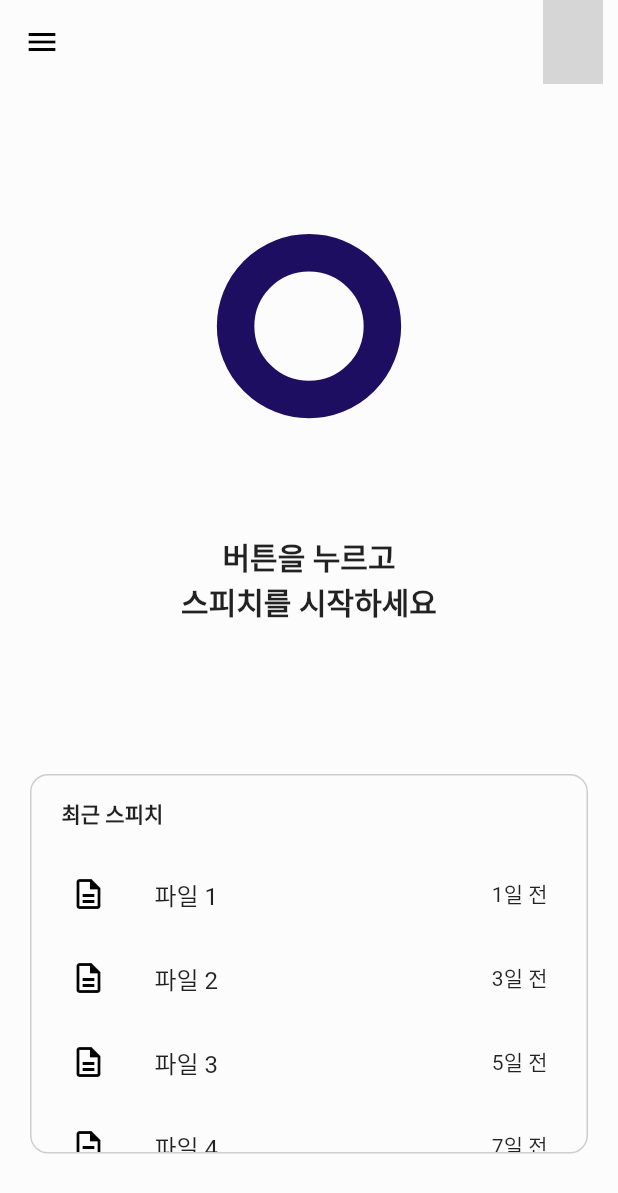
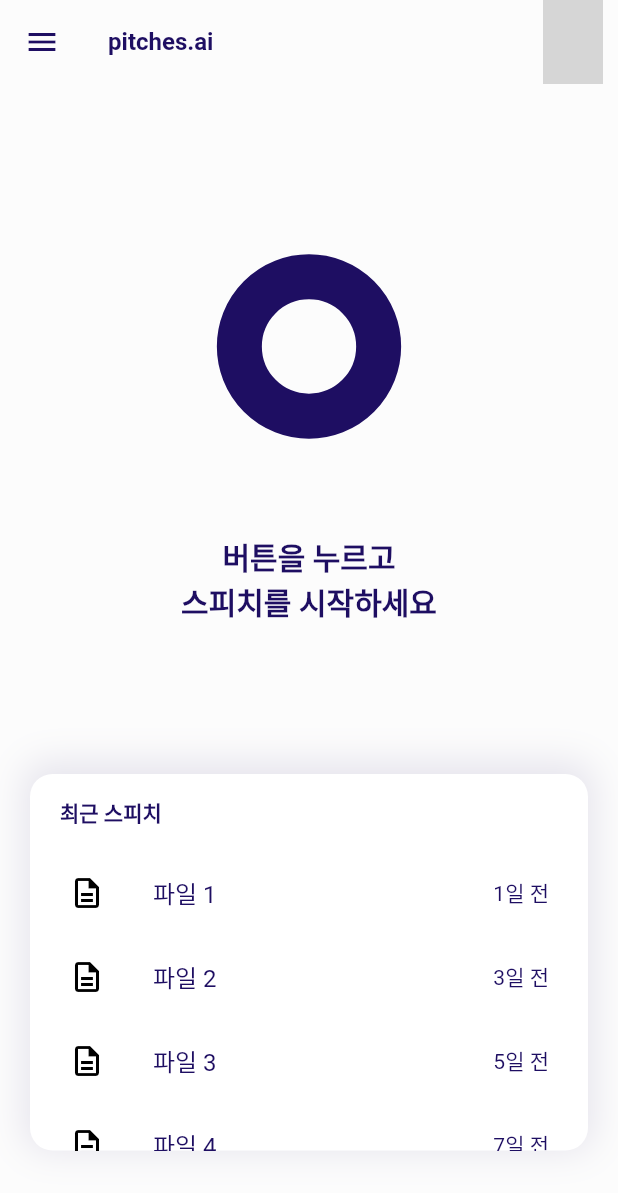
Before and after one commit to in-up/hackathon-pitches, a Flutter app: the screen it shows after launch, on a phone screen of 412 x 824 dp. Shown: the top 1193 px of the screen. Run offline on Flutter 3.47's test engine with Material 3 defaults, Android fonts, the phone set to English and light mode, and no system bars; our stand-ins replace flutter_markdown, flutter_riverpod, hive, hive_flutter, speech_to_text; missing offline and left inert: dart:html; accounts and stored records are empty; network calls fail; Roboto replaces fonts that are missing (Pretendard); grey boxes are pictures that could not be loaded.

Commit message:
design: apply id color

```diff
--- a/lib/app/home.dart
+++ b/lib/app/home.dart
@@ -70,20 +70,19 @@ class _HomeScreenState extends State<HomeScreen> {
           ),
           SizedBox(width: 10),
         ],
+        title: Text('pitches.ai'),
       ),
       backgroundColor: Theme.of(context).canvasColor,
       body: SingleChildScrollView( // Scrollable하게 만들기
         padding: const EdgeInsets.symmetric(horizontal: 20),
         child: Column(
           children: [
-            SizedBox(height: 100),
+            SizedBox(height: 50),
             SizedBox(
-              height: 200,
+              height: 250,
               child: Center(
-                child: Column(
-                  children: [
-                    BreathingButton(borderColor: Color(0xFF1E0E62), onPressed: (){Navigator.pushNamed(context, '/record');},),
-                  ],
+                child: Center(
+                  child: BreathingButton(borderColor: Color(0xFF1E0E62), onPressed: (){Navigator.pushNamed(context, '/record');},),
                 ),
               ),
             ),
@@ -97,8 +96,16 @@ class _HomeScreenState extends State<HomeScreen> {
             ),
             Container(
               decoration: BoxDecoration(
-                border: Border.all(color: Colors.grey.withOpacity(0.5)), // 연한 회색 테두리
-                borderRadius: BorderRadius.circular(12), // 둥근 테두리
+                color: Colors.white, // 배경색 설정
+                borderRadius: BorderRadius.circular(15), // 둥근 테두리
+                boxShadow: [
+                  BoxShadow(
+                    color: Color(0xFF1E0E62).withOpacity(0.1), // 그림자 색상
+                    offset: Offset(0, -4), // 위쪽 방향으로 이동
+                    blurRadius: 20, // 흐림 정도
+                    spreadRadius: 4, // 그림자의 넓이
+                  ),
+                ],
               ),
               child: SizedBox(
                 child: Column(
--- a/lib/app/now_record.dart
+++ b/lib/app/now_record.dart
@@ -115,7 +115,6 @@ class _NowRecordScreenState extends State<NowRecordScreen> {
         });
       });
 
-
       try {
         print("녹음을 시작합니다...");
         _mediaRecorder?.start();
@@ -128,18 +127,29 @@ class _NowRecordScreenState extends State<NowRecordScreen> {
       }
 
       colorChangeTimer = Timer.periodic(Duration(seconds: 3), (timer) {
-        if (lastWords.length > lastLength) {
-          lastLength = lastWords.length;
-          borderColor = Colors.red;
+        // 현재 lastWords의 길이를 가져옵니다.
+        int currentLength = lastWords.length;
+
+        // 길이 차이를 계산합니다.
+        int difference = currentLength - lastLength;
+
+        // 기준에 따라 색상을 변경합니다.
+        if (difference > 17) {
+          borderColor = Colors.red; // 글자 차이가 17글자 초과일 때 빨간색
         } else {
-          borderColor = Colors.green;
+          borderColor = Colors.green; // 그렇지 않으면 초록색
         }
+
+        // 마지막 길이를 현재 길이로 업데이트합니다.
+        lastLength = currentLength;
+
         setState(() {});
       });
     } else {
       print("mediaDevices가 null입니다. 이 브라우저는 getUserMedia를 지원하지 않을 수 있습니다.");
     }
   }
+
 
   void resultListener(SpeechRecognitionResult result) {
     setState(() {
--- a/lib/components/halo.dart
+++ b/lib/components/halo.dart
@@ -59,7 +59,7 @@ class _BreathingButtonState extends State<BreathingButton>
             height: _animation.value,
             decoration: BoxDecoration(
               shape: BoxShape.circle,
-              border: Border.all(color: widget.borderColor, width: 25),
+              border: Border.all(color: widget.borderColor, width: 30),
             ),
           );
         },
--- a/lib/main.dart
+++ b/lib/main.dart
@@ -28,6 +28,9 @@
         useMaterial3: false,
         canvasColor: Color(0xFFfcfcfc),
         primaryColor: Color(0xFF1E0E62),
+        textTheme: TextTheme(
+          bodyMedium: TextStyle(color: Color(0xFF1E0E62)),
+        ),
         fontFamily: 'Pretendard',
         pageTransitionsTheme: const PageTransitionsTheme(builders: {
           TargetPlatform.android: CupertinoPageTransitionsBuilder(),
@@ -37,9 +40,12 @@
         appBarTheme: AppBarTheme(
           color: Colors.transparent,
           elevation: 0,
-          iconTheme: IconThemeData(color: Colors.black),
-          titleTextStyle: TextStyle(color: Colors.black, fontSize: 16)
+          foregroundColor: Color(0xFF1E0E62),
+          actionsIconTheme: IconThemeData(color: Color(0xFF1E0E62)),
+          iconTheme: IconThemeData(color: Color(0xFF1E0E62)),
+          titleTextStyle: TextStyle(color: Color(0xFF1E0E62), fontSize: 16, fontWeight: FontWeight.w700)
         ),
+        listTileTheme: ListTileThemeData(iconColor: Color(0xFF1E0E62), textColor: Color(0xFF1E0E62))
       ),
     );
   }
```
Also changed, not shown: pubspec.lock.
